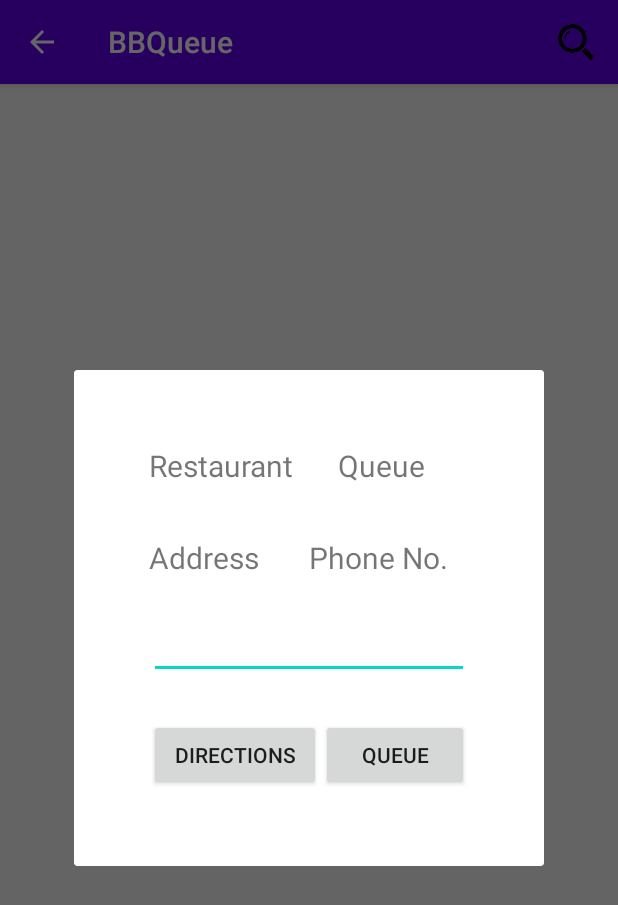
After one commit to Sean-Green/BBQueue, an Android app: the fragment ResFragment placed in its activity, on a phone screen of 412 x 824 dp. The commit adds this screen. Shown: the top 905 px of the screen. Run offline under Robolectric (Android 15) with nearby library versions, the phone set to English and light mode, and no system bars; our stand-ins replace Firebase (no records; nobody signed in at launch, a user with empty details on screens opened directly); 6 statements that could not run were skipped.

Commit message:
ResFragment Complete

```diff
--- a/app/src/main/AndroidManifest.xml
+++ b/app/src/main/AndroidManifest.xml
@@ -16,11 +16,13 @@
         <activity android:name=".Store_Activity" />
         <activity android:name=".InQueue" />
         <activity android:name=".Front_Queue" />
-        <activity android:name=".ResListActivity" />
+        <activity android:name=".ResListActivity">
+            <meta-data android:name="android.app.searchable"
+                android:resource="@xml/searchable" />
+        </activity>
         <activity android:name=".SplashLogin">
             <intent-filter>
                 <action android:name="android.intent.action.MAIN" />
-
                 <category android:name="android.intent.category.LAUNCHER" />
             </intent-filter>
         </activity>
--- /dev/null
+++ b/app/src/main/java/com/example/bbqueue/ResFragment.java
@@ -0,0 +1,95 @@
+package com.example.bbqueue;
+
+import android.content.Intent;
+import android.os.Bundle;
+import android.view.LayoutInflater;
+import android.view.View;
+import android.view.ViewGroup;
+import android.view.WindowManager;
+import android.widget.Button;
+import android.widget.EditText;
+import android.widget.TextView;
+
+import androidx.annotation.NonNull;
+import androidx.annotation.Nullable;
+import androidx.fragment.app.DialogFragment;
+
+import com.google.firebase.auth.FirebaseAuth;
+import com.google.firebase.database.DataSnapshot;
+import com.google.firebase.database.DatabaseError;
+import com.google.firebase.database.DatabaseReference;
+import com.google.firebase.database.FirebaseDatabase;
+import com.google.firebase.database.ValueEventListener;
+// ...
+
+public class ResFragment extends DialogFragment {
+    private FirebaseAuth mAuth;
+    private EditText mEditText;
+
+    public ResFragment() {
+        // Empty constructor is required for DialogFragment
+        // Make sure not to add arguments to the constructor
+        // Use `newInstance` instead as shown below
+    }
+
+    public static ResFragment newInstance(String id) {
+        ResFragment frag = new ResFragment();
+        Bundle args = new Bundle();
+        args.putString("id", id);
+        frag.setArguments(args);
+        return frag;
+    }
+
+    @Override
+    public View onCreateView(LayoutInflater inflater, ViewGroup container,
+                             Bundle savedInstanceState) {
+        return inflater.inflate(R.layout.res_fragment, container);
+    }
+
+    @Override
+    public void onViewCreated(final View view, @Nullable Bundle savedInstanceState) {
+        super.onViewCreated(view, savedInstanceState);
+        // Get field from view
+        mEditText = (EditText) view.findViewById(R.id.txtPartySize);
+        mAuth = FirebaseAuth.getInstance();
+        final TextView resName = (TextView) view.findViewById(R.id.txtResName);
+        final TextView waitTime = (TextView) view.findViewById(R.id.txtQuery);
+        final TextView address = (TextView) view.findViewById(R.id.txtAddress);
+        final TextView resNo = (TextView) view.findViewById(R.id.txtPhone);
+        final Button resQueue = (Button) view.findViewById(R.id.btnResQueue);
+        String id = getArguments().getString("id");
+        // Fetch arguments from bundle and set title
+        String title = getArguments().getString("title", "Party Size");
+        getDialog().setTitle(title);
+
+        final DatabaseReference databaseRes = FirebaseDatabase.getInstance().getReference("Restaurants").child(id);
+        databaseRes.addListenerForSingleValueEvent(new ValueEventListener() {
+            @Override
+            public void onDataChange(@NonNull DataSnapshot dataSnapshot) {
+                Restaurant res = dataSnapshot.getValue(Restaurant.class);
+                resName.setText(res.getName());
+                waitTime.setText(Integer.toString(res.getAvgwait()));
+                address.setText(res.getAddress());
+                resNo.setText(res.getPhoneNumber());
+                resQueue.setOnClickListener(new View.OnClickListener(){
+                    @Override
+                    public void onClick(View v) {
+                        databaseRes.child("waitList").push().setValue(mAuth.getCurrentUser().getUid());
+                        Intent intent = new Intent(getContext(), InQueue.class);
+                        intent.putExtra("id", getArguments().getString("id"));
+                        startActivity(intent);
+                    }
+                });
+            }
+
+            @Override
+            public void onCancelled(@NonNull DatabaseError databaseError) {
+
+            }
+        });
+        // Show soft keyboard automatically and request focus to field
+        mEditText.requestFocus();
+        getDialog().getWindow().setSoftInputMode(
+                WindowManager.LayoutParams.SOFT_INPUT_STATE_VISIBLE);
+    }
+}
--- a/app/src/main/java/com/example/bbqueue/ResListActivity.java
+++ b/app/src/main/java/com/example/bbqueue/ResListActivity.java
@@ -2,16 +2,17 @@ package com.example.bbqueue;
 
 import androidx.annotation.NonNull;
 import androidx.appcompat.app.ActionBar;
-import androidx.appcompat.app.AlertDialog;
 import androidx.appcompat.app.AppCompatActivity;
+import androidx.fragment.app.FragmentManager;
 
-import android.content.DialogInterface;
-import android.content.Intent;
+import android.app.SearchManager;
+import android.content.Context;
+import android.os.AsyncTask;
 import android.os.Bundle;
-import android.text.InputType;
+import android.view.Menu;
+import android.view.MenuInflater;
 import android.view.MenuItem;
 import android.view.View;
-import android.widget.EditText;
 import android.widget.ListView;
 import android.widget.SearchView;
 
@@ -36,30 +37,90 @@ public class ResListActivity extends AppCompatActivity {
         ActionBar actionBar = getSupportActionBar();
         assert actionBar != null;
         actionBar.setDisplayHomeAsUpEnabled(true);
-        searchView = findViewById(R.id.searchView);
         lvRes = findViewById(R.id.lvRes);
         reslist = new ArrayList<Restaurant>();
-        searchView.setOnQueryTextListener(new SearchView.OnQueryTextListener() {
-            @Override
-            public boolean onQueryTextSubmit(final String query) {
+        databaseRes = FirebaseDatabase.getInstance().getReference("Restaurants");
 
+    }
+    public void showEditDialog(View view) {
+        FragmentManager fm = getSupportFragmentManager();
+        ResFragment resFragment = ResFragment.newInstance((String) view.getTag());
+        resFragment.show(fm, "fragment_edit_name");
+    }
+
+//    public void toQueue(View view) {
+//        AlertDialog.Builder builder = new AlertDialog.Builder(this);
+//        builder.setTitle("Enter Party Size");
+//        final EditText input = new EditText(this);
+//        input.setInputType(InputType.TYPE_CLASS_TEXT | InputType.TYPE_CLASS_NUMBER);
+//        builder.setView(input);
+//        builder.setPositiveButton("OK", new DialogInterface.OnClickListener() {
+//            @Override
+//            public void onClick(DialogInterface dialog, int which) {
+//                String m_text = input.getText().toString();
+//                Intent intent = new Intent(getApplicationContext(), InQueue.class);
+//                startActivity(intent);
+//            }
+//        });
+//        builder.setNegativeButton("Cancel", new DialogInterface.OnClickListener() {
+//            @Override
+//            public void onClick(DialogInterface dialog, int which) {
+//                dialog.cancel();
+//            }
+//        });
+//        showEditDialog();
+////        builder.show();
+//    }
+    public boolean onOptionsItemSelected(MenuItem item){
+        int id = item.getItemId();
+
+        if (id==android.R.id.home) {
+            finish();
+        }
         return false;
     }
+    @Override
+    protected void onStart() {
+        super.onStart();
+        RefreshList rs = new RefreshList();
+        rs.execute();
+    }
+
+
+
+    private class RefreshList extends AsyncTask <Void, Void, Void>{
 
         @Override
-            public boolean onQueryTextChange(final String newText) {
+        protected Void doInBackground(Void... voids) {
                 databaseRes = FirebaseDatabase.getInstance().getReference("Restaurants");
-                if(newText == null || newText.trim().isEmpty()){
-                    refreshResList();
-                    return false;
-                }
                 databaseRes.addValueEventListener(new ValueEventListener() {
                     @Override
                     public void onDataChange(@NonNull DataSnapshot dataSnapshot) {
                         reslist.clear();
                         for (DataSnapshot resSnapshot : dataSnapshot.getChildren()) {
                             Restaurant r = resSnapshot.getValue(Restaurant.class);
-                            if(r.getName().equalsIgnoreCase(newText)) {
+                            reslist.add(r);
+                        }
+                        ResListAdapter adapter = new ResListAdapter(ResListActivity.this, reslist);
+                        lvRes.setAdapter(adapter);
+                    }
+                    @Override
+                    public void onCancelled(@NonNull DatabaseError databaseError) { }
+                });
+            return null;
+        }
+    }
+
+    private class SearchList extends AsyncTask <String, Void, Void>{
+        @Override
+        protected Void doInBackground(final String... strings) {
+            databaseRes.addValueEventListener(new ValueEventListener() {
+                @Override
+                public void onDataChange(@NonNull DataSnapshot dataSnapshot) {
+                    reslist.clear();
+                    for (DataSnapshot resSnapshot : dataSnapshot.getChildren()) {
+                        Restaurant r = resSnapshot.getValue(Restaurant.class);
+                        if(r.getName().toLowerCase().contains(strings[0].toLowerCase())) {
                             reslist.add(r);
                         }
                     }
@@ -72,68 +133,41 @@ public class ResListActivity extends AppCompatActivity {
 
                 }
             });
+            return null;
+        }
+    }
+    @Override
+    public boolean onCreateOptionsMenu(Menu menu) {
+        MenuInflater inflater = getMenuInflater();
+        inflater.inflate(R.menu.option_menu, menu);
+
+        // Associate searchable configuration with the SearchView
+        SearchManager searchManager =
+                (SearchManager) getSystemService(Context.SEARCH_SERVICE);
+        SearchView searchView =
+                (SearchView) menu.findItem(R.id.search).getActionView();
+        searchView.setSearchableInfo(
+                searchManager.getSearchableInfo(getComponentName()));
+        searchView.setIconifiedByDefault(false);
+        searchView.setOnQueryTextListener(new SearchView.OnQueryTextListener() {
+            @Override
+            public boolean onQueryTextSubmit(final String query) {
+
+                return false;
+            }
+
+            @Override
+            public boolean onQueryTextChange(final String newText) {
+                if(newText == null || newText.trim().isEmpty()){
+                    RefreshList rs = new RefreshList();
+                    rs.execute();
+                    return false;
+                }
+                SearchList sl = new SearchList();
+                sl.execute(newText);
                 return false;
             }
         });
-
-    }
-    public void toQueue(View view) {
-        AlertDialog.Builder builder = new AlertDialog.Builder(this);
-        builder.setTitle("Enter Party Size");
-// Set up the input
-        final EditText input = new EditText(this);
-// Specify the type of input expected; this, for example, sets the input as a password, and will mask the text
-        input.setInputType(InputType.TYPE_CLASS_TEXT | InputType.TYPE_CLASS_NUMBER);
-        builder.setView(input);
-
-// Set up the buttons
-        builder.setPositiveButton("OK", new DialogInterface.OnClickListener() {
-            @Override
-            public void onClick(DialogInterface dialog, int which) {
-                String m_text = input.getText().toString();
-                Intent intent = new Intent(getApplicationContext(), InQueue.class);
-                startActivity(intent);
-            }
-        });
-        builder.setNegativeButton("Cancel", new DialogInterface.OnClickListener() {
-            @Override
-            public void onClick(DialogInterface dialog, int which) {
-                dialog.cancel();
-            }
-        });
-
-        builder.show();
-    }
-    public boolean onOptionsItemSelected(MenuItem item){
-        int id = item.getItemId();
-
-        if (id==android.R.id.home) {
-            finish();
-        }
-        return false;
-    }
-    @Override
-    protected void onStart() {
-        super.onStart();
-        refreshResList();
-    }
-    private void refreshResList(){
-        databaseRes = FirebaseDatabase.getInstance().getReference("Restaurants");
-        databaseRes.addValueEventListener(new ValueEventListener() {
-            @Override
-            public void onDataChange(@NonNull DataSnapshot dataSnapshot) {
-                reslist.clear();
-                for (DataSnapshot resSnapshot : dataSnapshot.getChildren()) {
-                    Restaurant r = resSnapshot.getValue(Restaurant.class);
-                    System.out.println(resSnapshot.toString());
-                    System.out.println(r.toString());
-                    reslist.add(r);
-                }
-                ResListAdapter adapter = new ResListAdapter(ResListActivity.this, reslist);
-                lvRes.setAdapter(adapter);
-            }
-            @Override
-            public void onCancelled(@NonNull DatabaseError databaseError) { }
-        });
+        return true;
     }
 }
--- /dev/null
+++ b/app/src/main/res/layout/res_fragment.xml
@@ -0,0 +1,85 @@
+<?xml version="1.0" encoding="utf-8"?>
+<LinearLayout xmlns:android="http://schemas.android.com/apk/res/android"
+    android:layout_width="match_parent"
+    android:layout_height="match_parent"
+    android:orientation="vertical"
+    android:padding="50dp">
+
+    <LinearLayout
+        android:layout_width="match_parent"
+        android:layout_height="61dp"
+        android:orientation="horizontal">
+
+        <TextView
+            android:id="@+id/txtResName"
+            android:layout_width="wrap_content"
+            android:layout_height="wrap_content"
+            android:layout_weight="1"
+            android:textSize="@dimen/ResList_font_size"
+            android:text="@string/reslist_restaurant" />
+
+        <TextView
+            android:id="@+id/txtQuery"
+            android:layout_width="wrap_content"
+            android:layout_height="wrap_content"
+            android:layout_weight="1"
+            android:textSize="@dimen/ResList_font_size"
+            android:text="@string/reslist_q" />
+    </LinearLayout>
+
+    <LinearLayout
+        android:layout_width="match_parent"
+        android:layout_height="49dp"
+        android:orientation="horizontal">
+
+        <TextView
+            android:id="@+id/txtAddress"
+            android:layout_width="wrap_content"
+            android:layout_height="wrap_content"
+            android:layout_weight="1"
+            android:layout_marginEnd="10dp"
+            android:textSize="@dimen/ResList_font_size"
+            android:text="@string/reslist_address" />
+
+        <TextView
+            android:id="@+id/txtPhone"
+            android:layout_width="wrap_content"
+            android:layout_height="wrap_content"
+            android:layout_weight="1"
+            android:layout_marginStart="10dp"
+            android:textSize="@dimen/ResList_font_size"
+            android:text="@string/reslist_number" />
+    </LinearLayout>
+
+    <LinearLayout
+        android:layout_width="match_parent"
+        android:layout_height="72dp">
+
+        <EditText
+            android:id="@+id/txtPartySize"
+            android:layout_width="match_parent"
+            android:layout_height="wrap_content"
+            android:ems="10"
+            android:inputType="number" />
+    </LinearLayout>
+
+    <LinearLayout
+        android:layout_width="match_parent"
+        android:layout_height="wrap_content"
+        android:orientation="horizontal">
+
+        <Button
+            android:id="@+id/btnResDirections"
+            android:layout_width="wrap_content"
+            android:layout_height="wrap_content"
+            android:layout_weight="1"
+            android:text="@string/reslist_directions" />
+
+        <Button
+            android:id="@+id/btnResQueue"
+            android:layout_width="wrap_content"
+            android:layout_height="wrap_content"
+            android:layout_weight="1"
+            android:text="@string/reslist_q" />
+    </LinearLayout>
+</LinearLayout>
--- /dev/null
+++ b/app/src/main/res/menu/option_menu.xml
@@ -0,0 +1,9 @@
+<?xml version="1.0" encoding="utf-8"?>
+<menu xmlns:app="http://schemas.android.com/apk/res-auto"
+    xmlns:android="http://schemas.android.com/apk/res/android">
+    <item android:id="@+id/search"
+        android:title="@string/search_title"
+        android:icon="@drawable/ic_search"
+        app:showAsAction="collapseActionView|ifRoom"
+        app:actionViewClass="android.widget.SearchView" />
+</menu>
--- a/app/src/main/res/values/strings.xml
+++ b/app/src/main/res/values/strings.xml
@@ -25,10 +25,15 @@
 
     <!-- RESLIST STRINGS -->
     <string name="reslist_restaurant">Restaurant</string>
-    <string name="reslist_q">QUEUE</string>
+    <string name="reslist_q">Queue</string>
     <string name="reslist_sort">Sort</string>
     <string name="navResList">Login(Customer)</string>
     <string name="navQueue">QUEUE</string>
+    <string name="search_title">Search</string>
+    <string name="search_hint">Restaurant name</string>
+    <string name="reslist_address">Address</string>
+    <string name="reslist_number">Phone No.</string>
+    <string name="reslist_directions">Directions</string>
 
     <!--    Store Page      -->
     <string name="storeA_viewQBtn">Add Section</string>
--- /dev/null
+++ b/app/src/main/res/xml/searchable.xml
@@ -0,0 +1,5 @@
+<?xml version="1.0" encoding="utf-8"?>
+
+<searchable xmlns:android="http://schemas.android.com/apk/res/android"
+    android:label="@string/app_name"
+    android:hint="@string/search_hint" />
```
Also changed, not shown: app/src/main/java/com/example/bbqueue/ResListAdapter.java (+8 -3 lines), app/src/main/java/com/example/bbqueue/Restaurant.java (+6 -1 lines), app/src/main/res/layout/activity_res_list.xml (+0 -45 lines), app/src/main/res/layout/reslist_row_layout.xml (+12 -17 lines), app/src/main/res/drawable/ic_search.png (added). Lines whose indentation alone changed are shown as unchanged.
